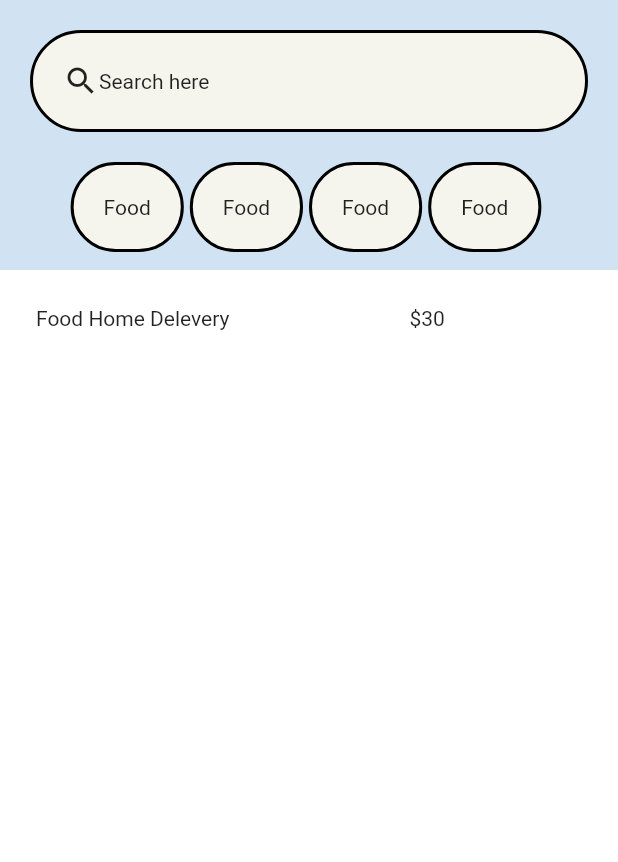
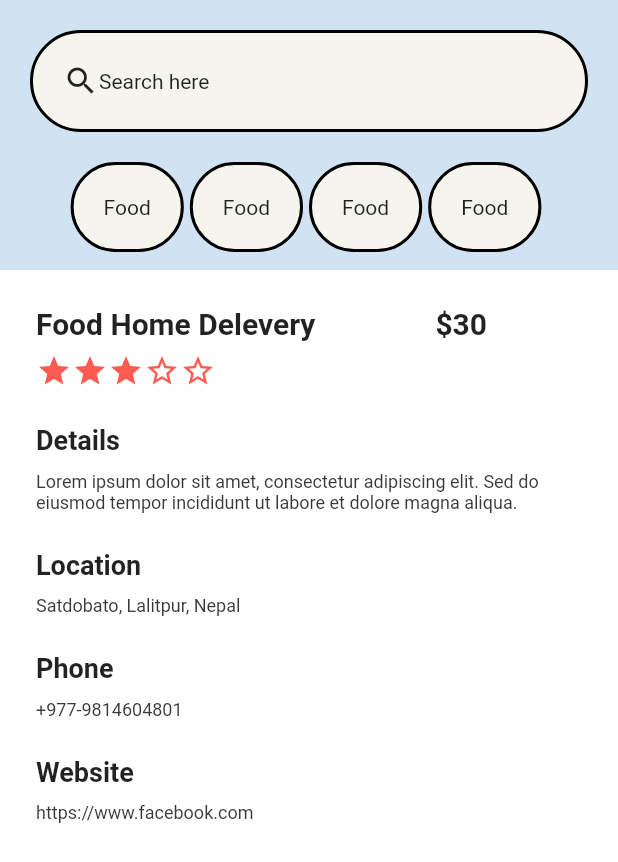
Before and after one commit to incri/learning-Flutter-Basics, a Flutter app: the screen it shows after launch, on a phone screen of 412 x 824 dp. Shown: the top 862 px of the screen. Run offline on Flutter 3.47's test engine with Material 2 defaults, Android fonts, the phone set to English and light mode, and no system bars.

Commit message:
adding detail text on body section

```diff
--- a/online_store/lib/app_body.dart
+++ b/online_store/lib/app_body.dart
@@ -1,4 +1,5 @@
 import 'package:flutter/material.dart';
+import 'package:online_store/detail_text.dart';
 
 class AppBody extends StatelessWidget {
   const AppBody({super.key});
@@ -15,13 +16,48 @@ class AppBody extends StatelessWidget {
         children: [
           Row(
             children: [
-              Text("Food Home Delevery"),
+              Text(
+                "Food Home Delevery",
+                style: TextStyle(fontWeight: FontWeight.bold, fontSize: 20),
+              ),
               SizedBox(
-                width: 120,
+                width: 80,
               ),
-              Text("\$30")
+              Text(
+                "\$30",
+                style: TextStyle(fontWeight: FontWeight.bold, fontSize: 20),
+              )
             ],
-          )
+          ),
+          SizedBox(
+            height: 8,
+          ),
+          Row(
+            children: [
+              Icon(Icons.star, color: Color.fromARGB(255, 255, 91, 80)),
+              Icon(Icons.star, color: Color.fromARGB(255, 255, 91, 80)),
+              Icon(Icons.star, color: Color.fromARGB(255, 255, 91, 80)),
+              Icon(Icons.star_border, color: Color.fromARGB(255, 255, 91, 80)),
+              Icon(Icons.star_border, color: Color.fromARGB(255, 255, 91, 80))
+            ],
+          ),
+          SizedBox(
+            height: 24,
+          ),
+          DetailText("Details",
+              "Lorem ipsum dolor sit amet, consectetur adipiscing elit. Sed do eiusmod tempor incididunt ut labore et dolore magna aliqua."),
+          SizedBox(
+            height: 24,
+          ),
+          DetailText("Location", "Satdobato, Lalitpur, Nepal"),
+          SizedBox(
+            height: 24,
+          ),
+          DetailText("Phone", "+977-9814604801"),
+          SizedBox(
+            height: 24,
+          ),
+          DetailText("Website", "https://www.facebook.com"),
         ],
       ),
     );
--- /dev/null
+++ b/online_store/lib/detail_text.dart
@@ -0,0 +1,34 @@
+import 'package:flutter/material.dart';
+
+class DetailText extends StatelessWidget {
+  const DetailText(this.title, this.description, {super.key});
+
+  final String title;
+  final String description;
+
+  @override
+  Widget build(BuildContext context) {
+    return Column(
+      crossAxisAlignment: CrossAxisAlignment.stretch,
+      children: [
+        Text(
+          title,
+          style: const TextStyle(
+            fontWeight: FontWeight.bold,
+            fontSize: 18,
+          ),
+        ),
+        const SizedBox(
+          height: 10,
+        ),
+        Text(
+          description,
+          style: const TextStyle(
+              fontWeight: FontWeight.normal,
+              fontSize: 12,
+              color: Color.fromARGB(255, 56, 56, 56)),
+        ),
+      ],
+    );
+  }
+}
```
